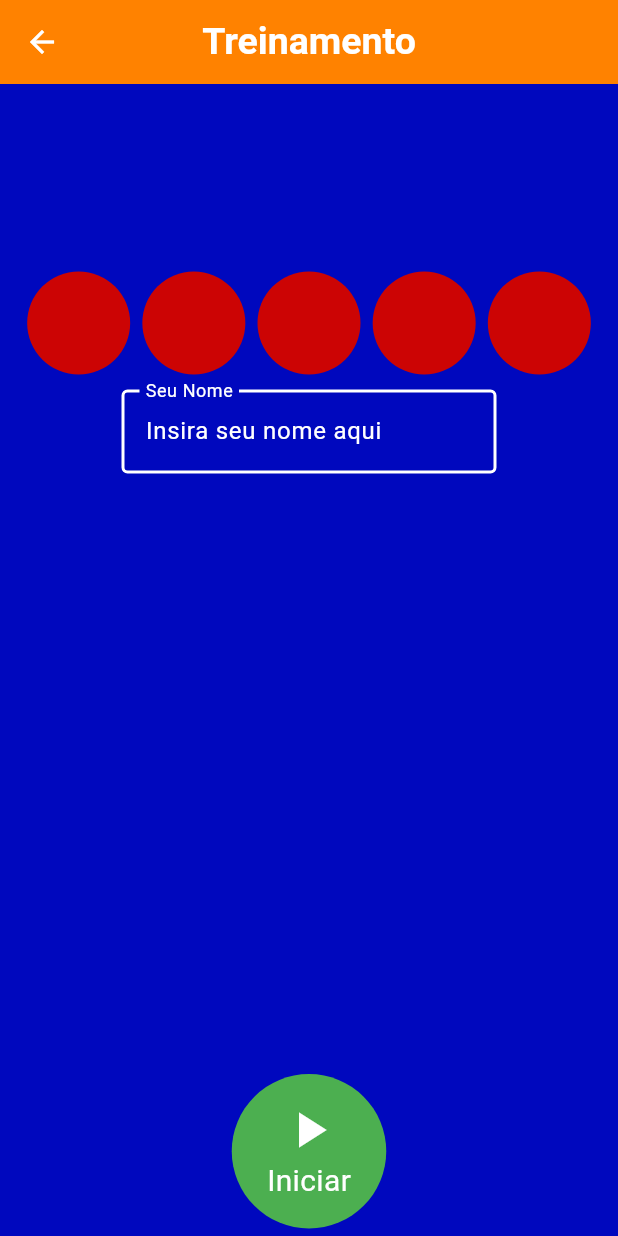
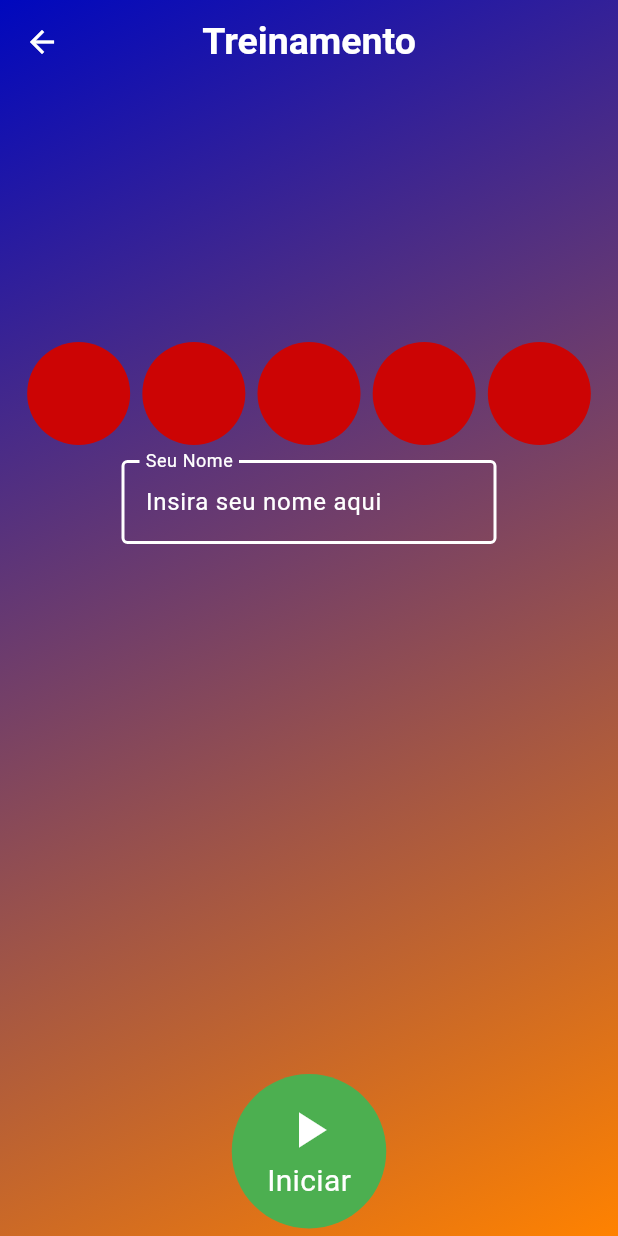
Before and after one commit to Vinicius-Maia04/AppReactionTrainer, a Flutter app: the TrainingPage screen opened directly with empty values, on a phone screen of 412 x 824 dp. Run offline on Flutter 3.47's test engine with Material 3 defaults, Android fonts, the phone set to English and light mode, and no system bars; our stand-ins replace shared_preferences; accounts and stored records are empty.

Commit message:
Estilização
- Mudando a aparência do app

```diff
--- a/reaction_trainer/lib/screens/trainer_screen.dart
+++ b/reaction_trainer/lib/screens/trainer_screen.dart
@@ -160,23 +160,32 @@ class _TrainingPageState extends State<TrainingPage> {
     final is_mobile = screen_width < 600;
 
     return Scaffold(
+      extendBodyBehindAppBar: true,
       appBar: AppBar(
-        title: Text('Treinamento', style: TextStyle(fontSize: 25, fontWeight: FontWeight.bold)),
+        backgroundColor: Colors.transparent,
+        foregroundColor: Colors.white,
+        elevation: 0,
+        title: const Text('Treinamento', style: TextStyle(fontSize: 25, fontWeight: FontWeight.bold),),
         centerTitle: true,
-        backgroundColor: AppColors.nitroOrange,
-        foregroundColor: Colors.white,
       ),
       body: Center(
         child: Container(
           padding: EdgeInsets.symmetric(horizontal: 10.0, vertical: 5.0),
           width: screen_width,
           height: screen_height,
-          color: AppColors.nitroBlue,
+          decoration: BoxDecoration(
+            gradient: LinearGradient(
+              colors: [AppColors.nitroBlue,
+              AppColors.nitroOrange],
+              begin: Alignment.topLeft,
+              end: Alignment.bottomRight)
+            ),
           child: Column(
             mainAxisAlignment: MainAxisAlignment.spaceBetween,
             children: [
               Column(
                 children: [
+                  Padding(padding: EdgeInsets.only(top: screen_height/8)),
                   Container(
                     height: is_mobile ? 100 : 50,
                     child: Column(
--- a/reaction_trainer/pubspec.yaml
+++ b/reaction_trainer/pubspec.yaml
@@ -62,9 +62,9 @@ flutter:
   uses-material-design: true
 
   # To add assets to your application, add an assets section, like this:
-  # assets:
-  #   - images/a_dot_burr.jpeg
-  #   - images/a_dot_ham.jpeg
+  assets:
+    - lib\assets\images\HistoricoButton.png
+    - lib\assets\images\TreinamentoButton.png
 
   # An image asset can refer to one or more resolution-specific "variants", see
   # https://flutter.dev/to/resolution-aware-images
```
Also changed, not shown: reaction_trainer/lib/screens/history_screen.dart (+19 -15 lines), reaction_trainer/lib/screens/home_screen.dart (+24 -42 lines).
